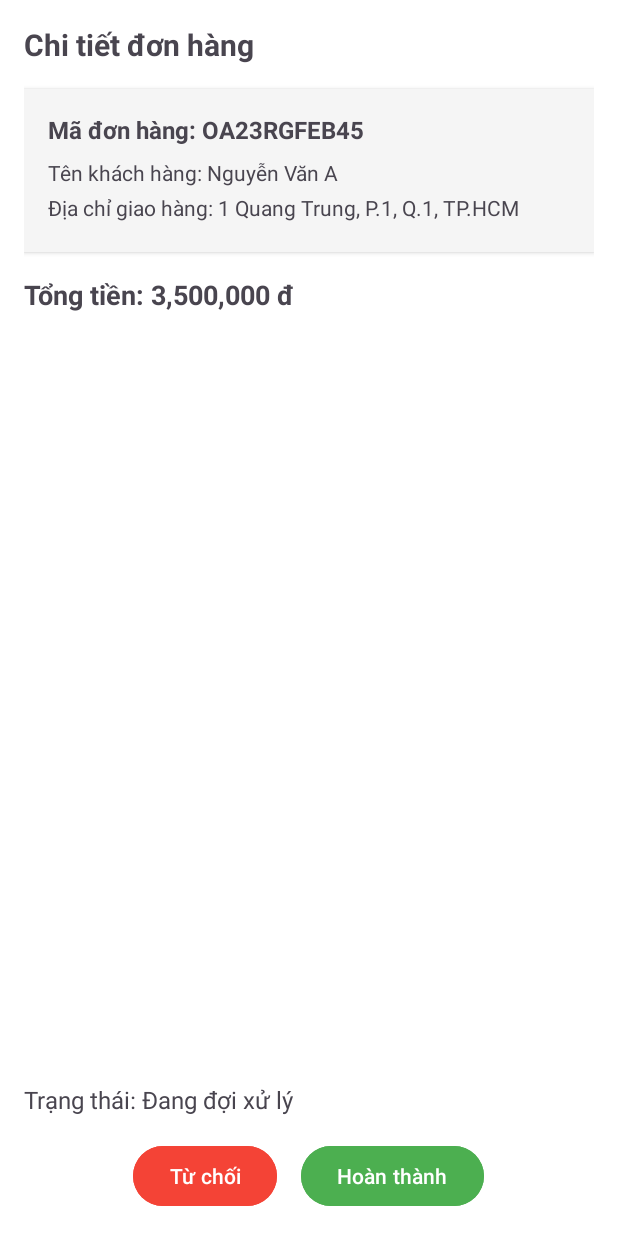
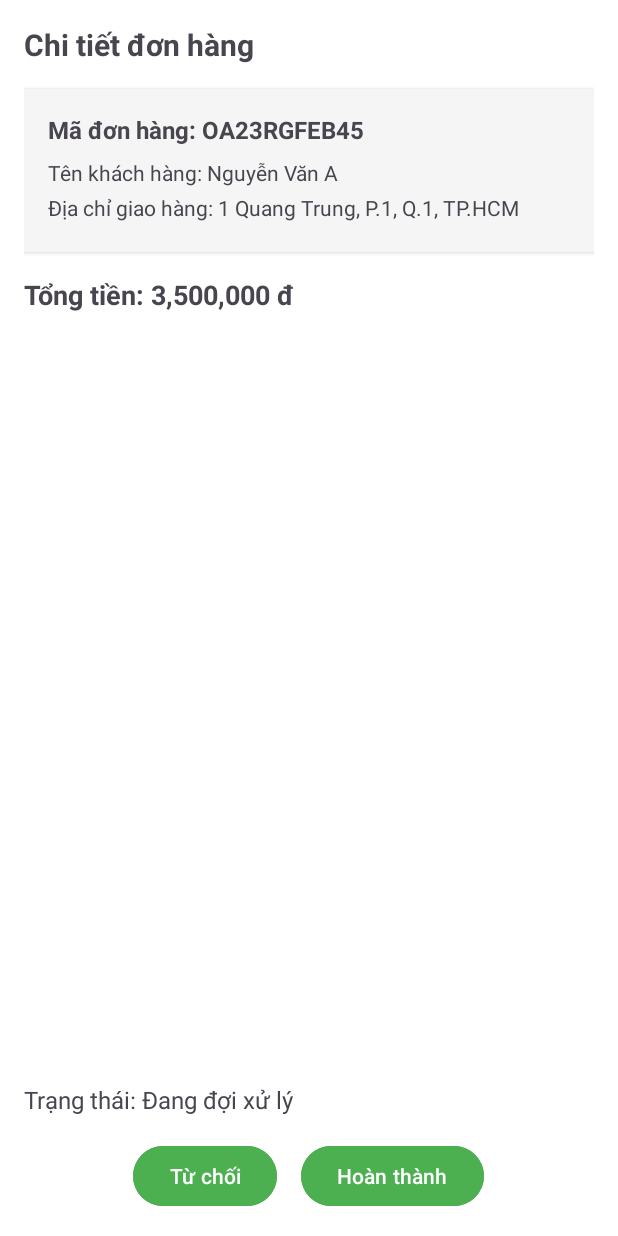
Before and after one commit to hiennhatou/flower-store, an Android app: the screen it shows after launch (OrderDetailAdminActivity), after a tap on "Hoàn thành", on a phone screen of 412 x 824 dp. Run offline under Robolectric (Android 15) with nearby library versions, the phone set to English and light mode, and no system bars; our stand-ins replace Firebase (no records; nobody signed in at launch, a user with empty details on screens opened directly), Picasso, Room's generated code; pictures from the network do not load.

Commit message:
update order status processing

```diff
--- a/app/src/main/java/edu/ou/flowerstore/ui/orders/OrderDetailAdminActivity.java
+++ b/app/src/main/java/edu/ou/flowerstore/ui/orders/OrderDetailAdminActivity.java
@@ -10,6 +10,7 @@ import androidx.recyclerview.widget.RecyclerView;
 import com.google.firebase.firestore.DocumentReference;
 import com.google.firebase.firestore.FirebaseFirestore;
 import java.util.ArrayList;
+import java.util.HashMap;
 import java.util.List;
 import java.util.Map;
 import java.util.concurrent.atomic.AtomicReference;
@@ -45,10 +46,17 @@ public class OrderDetailAdminActivity extends AppCompatActivity {
         productAdapter = new ProductAdapter(this, productList);
         productRecyclerView.setAdapter(productAdapter);
 
-        loadOrderDetails("0M2r4ayNhd5mhmSZKvFb"); // order id mẫu trong firebase
+        loadOrderDetails("tL5yTg5nE5wh7npTenc9"); // ID mẫu trong Firestore, test order khác thì đổi ở đây
 
-        rejectButton.setOnClickListener(v -> Toast.makeText(this, "Đã từ chối đơn hàng!", Toast.LENGTH_SHORT).show());
-        completeButton.setOnClickListener(v -> Toast.makeText(this, "Đã hoàn thành đơn hàng!", Toast.LENGTH_SHORT).show());
+        rejectButton.setOnClickListener(v -> {
+            updateOrderStatus("denied", null);
+            Toast.makeText(this, "Đã từ chối đơn hàng!", Toast.LENGTH_SHORT).show();
+        });
+
+        completeButton.setOnClickListener(v -> {
+            updateOrderStatus("completed", System.currentTimeMillis());
+            Toast.makeText(this, "Đã hoàn thành đơn hàng!", Toast.LENGTH_SHORT).show();
+        });
     }
 
     private void loadOrderDetails(String orderId) {
@@ -57,7 +65,21 @@ public class OrderDetailAdminActivity extends AppCompatActivity {
                 orderIdTextView.setText("Mã đơn hàng: " + orderId);
                 customerNameTextView.setText("Tên khách hàng: Nguyễn Văn A");
                 shippingAddressTextView.setText("Địa chỉ giao hàng: 1 Quang Trung, P.1, Q.1, TP.HCM");
-                orderStatusTextView.setText("Trạng thái: Đang đợi xử lý");
+
+                String status = orderSnapshot.getString("status");
+                orderStatusTextView.setText("Trạng thái: " + translateStatus(status));
+
+                // Xử lý kích hoạt/tắt nút dựa trên trạng thái
+                if ("pending".equals(status)) {
+                    updateButtonState(rejectButton, true);
+                    updateButtonState(completeButton, true);
+                } else if ("paying".equals(status)) {
+                    updateButtonState(rejectButton, true);
+                    updateButtonState(completeButton, false);
+                } else {
+                    updateButtonState(rejectButton, false);
+                    updateButtonState(completeButton, false);
+                }
 
                 List<Map<String, Object>> products = (List<Map<String, Object>>) orderSnapshot.get("products");
                 if (products != null) {
@@ -88,4 +110,39 @@ public class OrderDetailAdminActivity extends AppCompatActivity {
             }
         }).addOnFailureListener(e -> Toast.makeText(this, "Không thể tải thông tin đơn hàng!", Toast.LENGTH_SHORT).show());
     }
+
+    private String translateStatus(String status) {
+        switch (status) {
+            case "pending": return "Đang đợi xử lý";
+            case "paying": return "Đang đợi thanh toán";
+            case "completed": return "Đã hoàn thành";
+            case "denied": return "Đã từ chối";
+            default: return "Không xác định";
+        }
+    }
+
+    private void updateOrderStatus(String status, Long completedDate) {
+        String orderId = "tL5yTg5nE5wh7npTenc9"; // ID mẫu, đổi ở đây theo id order ở trên để cập nhật
+        Map<String, Object> updates = new HashMap<>();
+        updates.put("status", status);
+        if (completedDate != null) {
+            updates.put("completed_date", completedDate);
+        }
+        db.collection("orders").document(orderId).update(updates).addOnSuccessListener(aVoid -> {
+            loadOrderDetails(orderId); // Load lại UI
+        }).addOnFailureListener(e -> {
+            Toast.makeText(this, "Cập nhật trạng thái thất bại!", Toast.LENGTH_SHORT).show();
+        });
+    }
+
+    private void updateButtonState(Button button, boolean isEnabled) {
+        button.setEnabled(isEnabled);
+        if (isEnabled) {
+            button.setBackgroundTintList(getResources().getColorStateList(R.color.green, null)); // Màu xanh
+            button.setTextColor(getResources().getColor(R.color.white, null)); // Chữ màu trắng
+        } else {
+            button.setBackgroundTintList(getResources().getColorStateList(R.color.grey, null)); // Màu xám
+            button.setTextColor(getResources().getColor(R.color.grey_light, null)); // Chữ xám
+        }
+    }
 }
--- a/app/src/main/res/layout/activity_order_detail_admin.xml
+++ b/app/src/main/res/layout/activity_order_detail_admin.xml
@@ -84,9 +84,10 @@
             android:layout_width="wrap_content"
             android:layout_height="wrap_content"
             android:text="Từ chối"
-            android:backgroundTint="#F44336"
+            android:layout_marginEnd="16dp"
+            android:backgroundTint="#4CAF50"
             android:textColor="#FFFFFF"
-            android:layout_marginEnd="16dp" />
+            android:enabled="true" />
 
         <Button
             android:id="@+id/complete_button"
@@ -94,7 +95,9 @@
             android:layout_height="wrap_content"
             android:text="Hoàn thành"
             android:backgroundTint="#4CAF50"
-            android:textColor="#FFFFFF" />
+            android:textColor="#FFFFFF"
+            android:enabled="true" />
+
     </LinearLayout>
 
 </LinearLayout>
--- a/app/src/main/res/values/colors.xml
+++ b/app/src/main/res/values/colors.xml
@@ -6,4 +6,6 @@
     <color name="brown">#AB886D</color>
     <color name="grey">#888484</color>
     <color name="grey_light">#F9F1F0</color>
+    <color name="green">#4CAF50</color>
+
 </resources>
```
